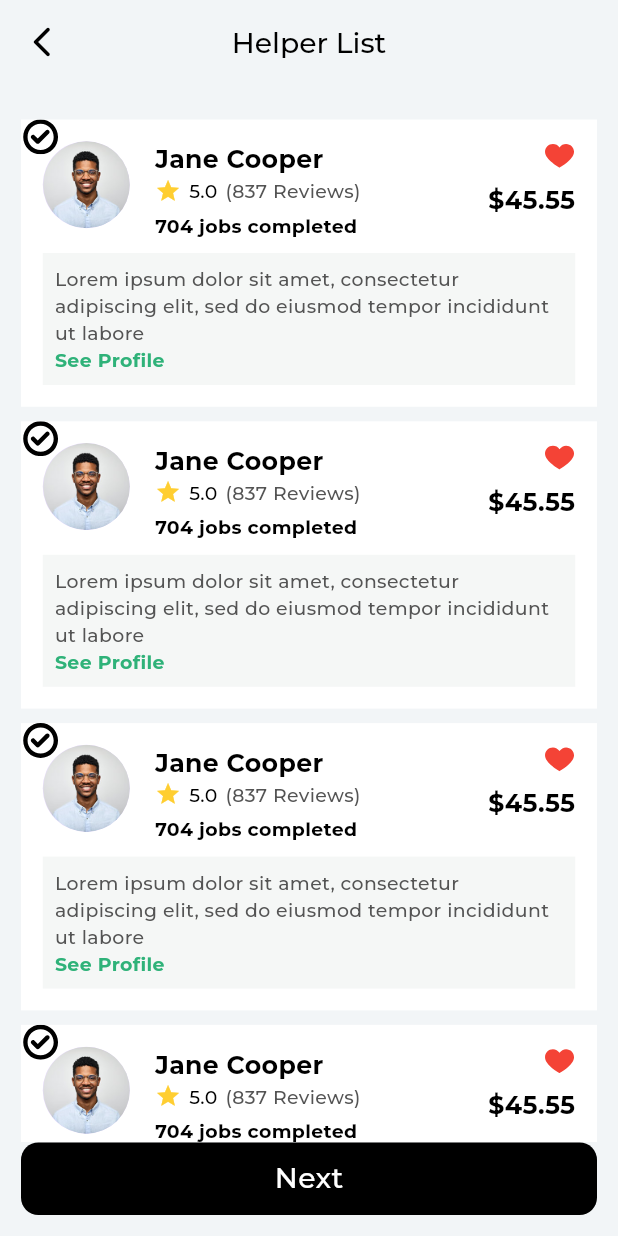
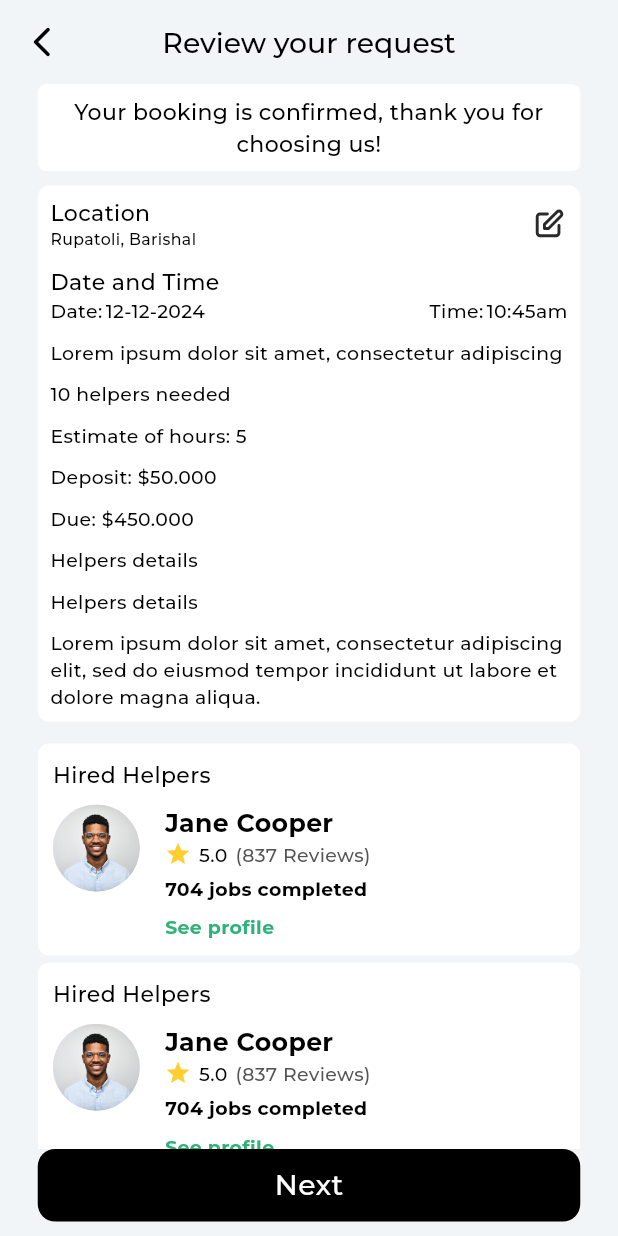
Before and after one commit to shakibalhasan-code/trokis_mobile, a Flutter app: the HelperListScreen screen opened by its route, after a tap on "Next", on a phone screen of 412 x 824 dp. Run offline on Flutter 3.47's test engine with Material 3 defaults, Android fonts, the phone set to English and light mode, and no system bars; our stand-ins replace flutter_screenutil, flutter_svg, geocoding, geolocator, get, google_fonts and 3 more; missing offline and left inert: country_code_picker_plus, flutter_polyline_points, ripple_wave.

Commit message:
work with review helper list

```diff
--- a/lib/core/utils/app_constant.dart
+++ b/lib/core/utils/app_constant.dart
@@ -71,6 +71,7 @@ class AppConstant {
   static String doneIcon = '$iconPath/done_icon.svg';
   static String doneBorderIcon = '$iconPath/done_icon_border.svg';
   static String truckIcon = '$iconPath/track_icon.svg';
+  static String editIcon = '$iconPath/edit_icon.svg';
 
   ///lotties
   static String deliveryBoyLottie = '$lottiePath/delivery.json';
--- a/lib/core/utils/app_route.dart
+++ b/lib/core/utils/app_route.dart
@@ -8,6 +8,7 @@ import 'package:trokis_mobile/views/screens/user/categories/big_item/big_item_ma
 import 'package:trokis_mobile/views/screens/user/categories/helpers/finding_helper.dart';
 import 'package:trokis_mobile/views/screens/user/categories/helpers/helper_list_screen.dart';
 import 'package:trokis_mobile/views/screens/user/categories/helpers/helper_screen.dart';
+import 'package:trokis_mobile/views/screens/user/categories/helpers/review_helper_request_screen.dart';
 import 'package:trokis_mobile/views/screens/user/categories/pickup/pickup_main_screen.dart';
 import 'package:trokis_mobile/views/screens/user/item_selection/item_selections_screen.dart';
 import 'package:trokis_mobile/views/screens/user/categories/moving/available_movers/available_movers_screen.dart';
@@ -43,6 +44,7 @@ class AppRoute {
   static const String helper = '/helper';
   static const String findingHelper = '/findingHelper';
   static const String availableHelper = '/availableHelper';
+  static const String reviewHelpRequest = '/reviewHelpRequest';
 
   static final List<GetPage> pages = [
     GetPage(name: splash, page: () => const SplashScreen()),
@@ -69,6 +71,7 @@ class AppRoute {
     GetPage(name: pickUp, page: () => PickupMainScreen()),
     GetPage(name: helper, page: () => HelperScreen()),
     GetPage(name: findingHelper, page: () => FindingHelperScreen()),
-    GetPage(name: availableHelper, page: () => HelperListScreen())
+    GetPage(name: availableHelper, page: () => HelperListScreen()),
+    GetPage(name: reviewHelpRequest, page: () => ReviewHelperRequestScreen()),
   ];
 }
--- a/lib/views/screens/user/categories/helpers/components/helper_list_item.dart
+++ b/lib/views/screens/user/categories/helpers/components/helper_list_item.dart
@@ -1,6 +1,7 @@
 import 'package:flutter/material.dart';
 import 'package:flutter_screenutil/flutter_screenutil.dart';
 import 'package:flutter_svg/svg.dart';
+import 'package:geolocator/geolocator.dart';
 import 'package:get/get.dart';
 import 'package:get/get_core/src/get_main.dart';
 import 'package:trokis_mobile/core/utils/app_constant.dart';
@@ -145,11 +146,15 @@ class HelperListItem extends StatelessWidget {
                     ),
                   ),
                 ),
-                SvgPicture.asset(
-                  AppConstant.doneBorderIcon,
-                  height: 24.h,
-                  width: 24.w,
-                  color: Colors.black,
+                Positioned(
+                  left: 8.w,
+                  top: 8.h,
+                  child: SvgPicture.asset(
+                    AppConstant.doneBorderIcon,
+                    height: 24.h,
+                    width: 24.w,
+                    color: Colors.black,
+                  ),
                 )
               ],
             ),
--- a/lib/views/screens/user/categories/helpers/helper_list_screen.dart
+++ b/lib/views/screens/user/categories/helpers/helper_list_screen.dart
@@ -1,5 +1,8 @@
 import 'package:flutter/material.dart';
+import 'package:get/get.dart';
+import 'package:get/get_core/src/get_main.dart';
 import 'package:trokis_mobile/core/helper/widgets_helper.dart';
+import 'package:trokis_mobile/core/utils/app_route.dart';
 import 'package:trokis_mobile/core/utils/themes/app_styles.dart';
 import 'package:trokis_mobile/views/screens/global_widgets/my_glob_button.dart';
 import 'package:trokis_mobile/views/screens/user/categories/helpers/components/helper_list_item.dart';
@@ -24,10 +27,9 @@ class HelperListScreen extends StatelessWidget {
                       return HelperListItem(onTap: () {});
                     })),
             MyGlobButton(
-              text: 'Next',
-              isOutline: false,
-              onTap: () {},
-            )
+                text: 'Next',
+                isOutline: false,
+                onTap: () => Get.toNamed(AppRoute.reviewHelpRequest))
           ],
         ),
       ),
--- /dev/null
+++ b/lib/views/screens/user/categories/helpers/review_helper_request_screen.dart
@@ -0,0 +1,248 @@
+import 'package:flutter/material.dart';
+import 'package:flutter_screenutil/flutter_screenutil.dart';
+import 'package:flutter_svg/svg.dart';
+import 'package:trokis_mobile/core/helper/widgets_helper.dart';
+import 'package:trokis_mobile/core/utils/app_constant.dart';
+import 'package:trokis_mobile/core/utils/themes/app_styles.dart';
+import 'package:trokis_mobile/views/screens/global_widgets/my_glob_button.dart';
+
+class ReviewHelperRequestScreen extends StatelessWidget {
+  const ReviewHelperRequestScreen({super.key});
+
+  @override
+  Widget build(BuildContext context) {
+    return Scaffold(
+      backgroundColor: AppStyles.primaryBgColor,
+      appBar:
+          WidgetsHelper.showAppBar(title: 'Review your request', isBack: true),
+      body: Padding(
+        padding: EdgeInsets.symmetric(horizontal: 24.w),
+        child: Column(
+          children: [
+            Container(
+              decoration: BoxDecoration(
+                  color: Colors.white,
+                  borderRadius: BorderRadius.circular(6.r)),
+              child: Padding(
+                padding: const EdgeInsets.all(8.0),
+                child: Text(
+                  textAlign: TextAlign.center,
+                  'Your booking is confirmed, thank you for choosing us!',
+                  style: AppStyles.titleMedium
+                      .copyWith(color: Colors.black, fontSize: 14.sp),
+                ),
+              ),
+            ),
+            SizedBox(height: 10.h),
+            Container(
+              width: double.infinity,
+              decoration: BoxDecoration(
+                  color: Colors.white,
+                  borderRadius: BorderRadius.circular(8.r)),
+              child: Padding(
+                padding: EdgeInsets.symmetric(horizontal: 8.w, vertical: 8.h),
+                child: Column(
+                  crossAxisAlignment: CrossAxisAlignment.start,
+                  children: [
+                    ///location
+                    Row(
+                      crossAxisAlignment: CrossAxisAlignment.center,
+                      mainAxisAlignment: MainAxisAlignment.center,
+                      children: [
+                        Column(
+                          crossAxisAlignment: CrossAxisAlignment.start,
+                          children: [
+                            Text('Location',
+                                style: AppStyles.titleMedium
+                                    .copyWith(fontSize: 14.sp)),
+                            Text('Rupatoli, Barishal',
+                                style: AppStyles.titleMedium
+                                    .copyWith(fontSize: 10.sp)),
+                          ],
+                        ),
+                        const Spacer(),
+                        SvgPicture.asset(
+                          AppConstant.editIcon,
+                          width: 24.w,
+                          height: 24.h,
+                        )
+                      ],
+                    ),
+                    SizedBox(height: 10.h),
+
+                    ///date_time
+                    Text('Date and Time',
+                        style: AppStyles.titleMedium.copyWith(fontSize: 14.sp)),
+                    Row(
+                      children: [
+                        Text(
+                          'Date:',
+                          style:
+                              AppStyles.titleMedium.copyWith(fontSize: 12.sp),
+                        ),
+                        SizedBox(width: 2.w),
+                        Text(
+                          '12-12-2024',
+                          style:
+                              AppStyles.titleMedium.copyWith(fontSize: 12.sp),
+                        ),
+                        const Spacer(),
+                        Text(
+                          'Time:',
+                          style:
+                              AppStyles.titleMedium.copyWith(fontSize: 12.sp),
+                        ),
+                        SizedBox(width: 2.w),
+                        Text(
+                          '10:45am',
+                          style:
+                              AppStyles.titleMedium.copyWith(fontSize: 12.sp),
+                        ),
+                      ],
+                    ),
+                    SizedBox(height: 10.h),
+                    Text(
+                      'Lorem ipsum dolor sit amet, consectetur adipiscing',
+                      style: AppStyles.titleMedium.copyWith(fontSize: 12.sp),
+                    ),
+                    SizedBox(height: 10.h),
+                    Text(
+                      '10 helpers needed',
+                      style: AppStyles.titleMedium.copyWith(fontSize: 12.sp),
+                    ),
+                    SizedBox(height: 10.h),
+                    Text(
+                      'Estimate of hours: 5',
+                      style: AppStyles.titleMedium.copyWith(fontSize: 12.sp),
+                    ),
+                    SizedBox(height: 10.h),
+                    Text(
+                      'Deposit: \$50.000',
+                      style: AppStyles.titleMedium.copyWith(fontSize: 12.sp),
+                    ),
+                    SizedBox(height: 10.h),
+                    Text(
+                      'Due: \$450.000',
+                      style: AppStyles.titleMedium.copyWith(fontSize: 12.sp),
+                    ),
+                    SizedBox(height: 10.h),
+                    Text(
+                      'Helpers details',
+                      style: AppStyles.titleMedium.copyWith(fontSize: 12.sp),
+                    ),
+                    SizedBox(height: 10.h),
+                    Text(
+                      'Helpers details',
+                      style: AppStyles.titleMedium.copyWith(fontSize: 12.sp),
+                    ),
+                    SizedBox(height: 10.h),
+                    Text(
+                      'Lorem ipsum dolor sit amet, consectetur adipiscing elit, sed do eiusmod tempor incididunt ut labore et dolore magna aliqua.',
+                      style: AppStyles.titleMedium.copyWith(fontSize: 12.sp),
+                    ),
+                  ],
+                ),
+              ),
+            ),
+            SizedBox(height: 10.h),
+            Expanded(
+                child: ListView.builder(
+                    itemCount: 3,
+                    itemBuilder: (context, index) {
+                      return hired_item_build_method();
+                    })),
+            MyGlobButton(
+              text: 'Next',
+              isOutline: false,
+            ),
+            SizedBox(height: 10.h),
+          ],
+        ),
+      ),
+    );
+  }
+
+  Widget hired_item_build_method() {
+    return Padding(
+      padding: EdgeInsets.only(top: 5.h),
+      child: Container(
+        decoration: BoxDecoration(
+          color: Colors.white,
+          borderRadius: BorderRadius.circular(8.r),
+        ),
+        child: Padding(
+          padding: EdgeInsets.all(10),
+          child: Column(
+            crossAxisAlignment: CrossAxisAlignment.start,
+            children: [
+              Text(
+                'Hired Helpers',
+                style: AppStyles.titleMedium
+                    .copyWith(color: Colors.black, fontSize: 14.sp),
+              ),
+              SizedBox(height: 10.h),
+              Row(
+                crossAxisAlignment: CrossAxisAlignment.start, // ✅ Fix alignment
+                children: [
+                  /// Avatar
+                  CircleAvatar(
+                    radius: 30.r,
+                    backgroundImage: AssetImage(AppConstant.moverImage),
+                  ),
+                  SizedBox(width: 16.w),
+
+                  /// Mover Details
+                  Expanded(
+                    // ✅ Fix: Ensures Column inside Row takes available space
+                    child: Column(
+                      crossAxisAlignment: CrossAxisAlignment.start,
+                      children: [
+                        Text(
+                          'Jane Cooper',
+                          style: AppStyles.titleMedium.copyWith(
+                              color: Colors.black,
+                              fontWeight: FontWeight.w700,
+                              fontSize: 16.sp),
+                        ),
+
+                        /// Reviews
+                        Row(
+                          children: [
+                            Icon(Icons.star,
+                                color: AppStyles.ratingColor, size: 18.r),
+                            SizedBox(width: 5.w),
+                            Text('5.0',
+                                style: AppStyles.titleMedium.copyWith(
+                                    color: Colors.black, fontSize: 12.sp)),
+                            SizedBox(width: 5.w),
+                            Text('(837 Reviews)',
+                                style: AppStyles.titleMedium.copyWith(
+                                    color: Color(0xff545454), fontSize: 12.sp)),
+                          ],
+                        ),
+                        SizedBox(height: 5.h),
+
+                        Text('704 jobs completed',
+                            style: AppStyles.titleMedium.copyWith(
+                                color: Colors.black,
+                                fontSize: 12.sp,
+                                fontWeight: FontWeight.bold)),
+                        SizedBox(height: 8.h),
+
+                        Text('See profile',
+                            style: AppStyles.titleMedium.copyWith(
+                                color: AppStyles.greenColor,
+                                fontSize: 12.sp,
+                                fontWeight: FontWeight.bold)),
+                      ],
+                    ),
+                  ),
+                ],
+              ),
+            ],
+          ),
+        ),
+      ),
+    );
+  }
+}
```
Also changed, not shown: assets/icons/edit_icon.svg (added), 6 other files.
